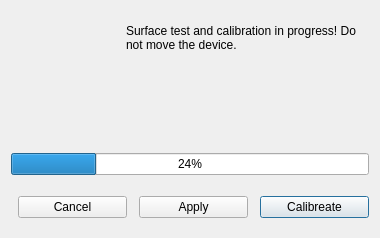
This is rtcalibratetcudialog.ui in britus/RoccatTyon as Qt 5 draws it before an edit. The edited form follows.
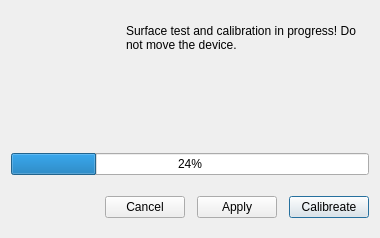
This is the edited form. Custom widgets are drawn as their Qt base class.

Diff of the .ui file:
```diff
--- a/rtcalibratetcudialog.ui
+++ b/rtcalibratetcudialog.ui
@@ -159,7 +159,13 @@
       <item>
        <spacer name="horizontalSpacer">
         <property name="orientation">
-         <enum>Qt::Horizontal</enum>
+         <enum>Qt::Orientation::Horizontal</enum>
+        </property>
+        <property name="sizeHint" stdset="0">
+         <size>
+          <width>0</width>
+          <height>0</height>
+         </size>
         </property>
        </spacer>
       </item>
```
Left out of the diff: 14 changed lines with no effect on the pictures.
